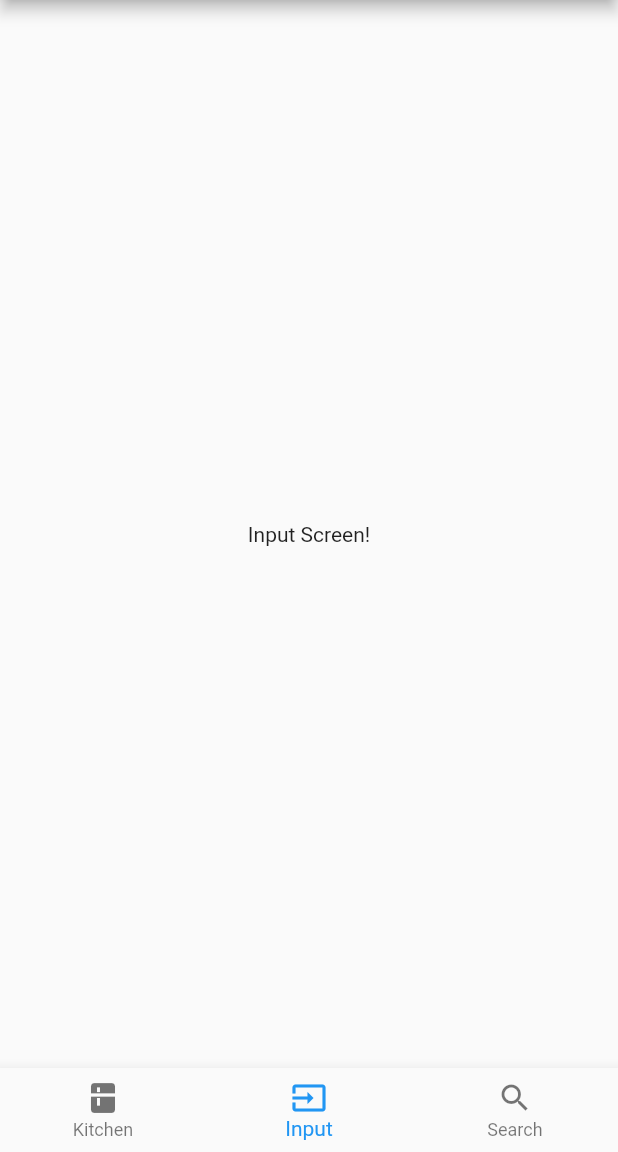
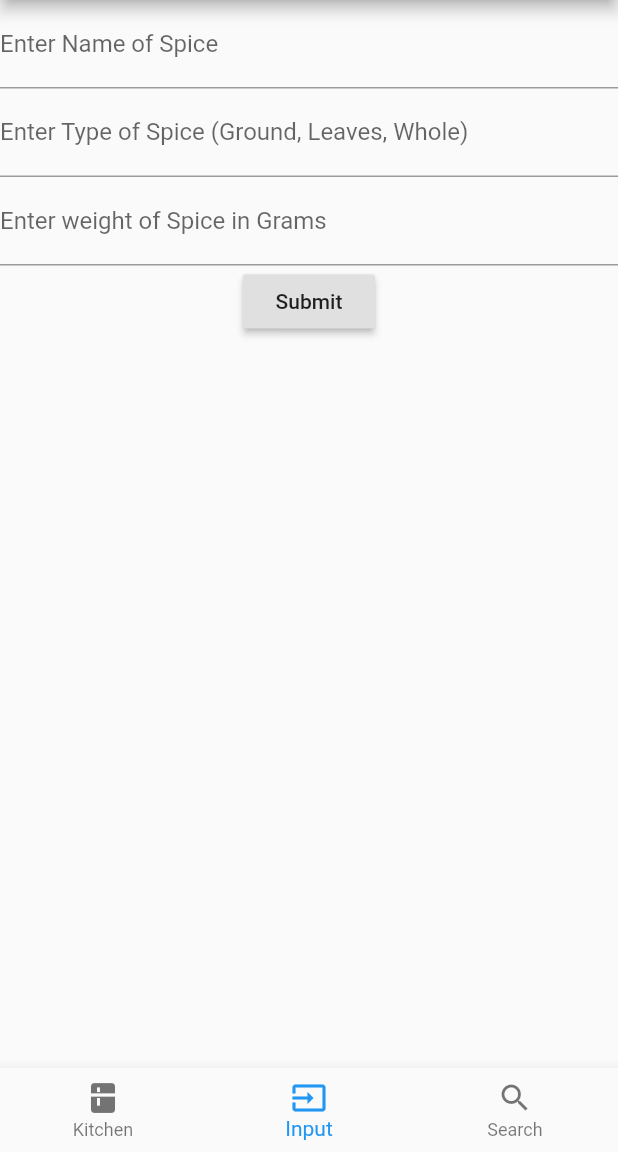
Before and after one commit to mpassarge/kitchen_inventory_app, a Flutter app: the screen it shows after launch, item 2 of the bottom bar chosen, on a phone screen of 412 x 824 dp, the part 84-1236 px from its top. Run offline on Flutter 3.47's test engine with Material 2 defaults, Android fonts, the phone set to English and light mode, and no system bars.

Commit message:
Added input form for ingredients, with simple validation

```diff
--- /dev/null
+++ b/lib/ingredient_input_form.dart
@@ -0,0 +1,84 @@
+import 'package:flutter/material.dart';
+
+class IngredientInputForm extends StatefulWidget {
+  @override
+  _IngredientInputFormState createState() => _IngredientInputFormState();
+}
+
+//TODO: Clear form after submit.
+//TODO: Testing of form
+//TODO: Save values and print of model
+
+class _IngredientInputFormState extends State<IngredientInputForm> {
+  String name = '';
+  String description = '';
+  int weight;
+
+  final _formKey = GlobalKey<FormState>();
+
+
+  String _validateNameInputField(String value) {
+    if (value.isEmpty) {
+      return 'Enter some text';
+    }
+    return null;
+  }
+
+  String _validateDescriptionField(String value) {
+    if (value.isEmpty) {
+      return 'Enter some text';
+    }
+    return null;
+  }
+
+  String _validateWeightField(String value) {
+    if (value.isEmpty) {
+      return 'Enter some numbers';
+    }
+    try {
+      int.parse(value);
+    }catch(e){
+      return 'Enter a valid number';
+    }
+    return null;
+  }
+
+  @override
+  Widget build(BuildContext context) {
+    return Form(
+      key: _formKey,
+      child: Column(
+        children: <Widget>[
+          TextFormField(
+            decoration: InputDecoration(
+              labelText: 'Enter Name of Spice',
+            ),
+            validator: (value) => _validateNameInputField(value),
+          ),
+          TextFormField(
+            decoration: InputDecoration(
+              labelText: 'Enter Type of Spice (Ground, Leaves, Whole)',
+            ),
+            validator: (value) => _validateDescriptionField(value),
+          ),
+          TextFormField(
+            decoration: InputDecoration(
+              labelText: 'Enter weight of Spice in Grams',
+            ),
+            validator: (value) => _validateWeightField(value),
+          ),
+          RaisedButton(
+            onPressed: () {
+              if (_formKey.currentState.validate()) {
+                Scaffold.of(context).showSnackBar(SnackBar(
+                  content: Text('Processing Data'),
+                ));
+              }
+            },
+            child: Text('Submit'),
+          )
+        ],
+      ),
+    );
+  }
+}
--- a/lib/screens/input_screen.dart
+++ b/lib/screens/input_screen.dart
@@ -1,12 +1,11 @@
 import 'package:flutter/material.dart';
+import 'package:kitchen_inventory_app/ingredient_input_form.dart';
 
 class InputScreen extends StatelessWidget {
   @override
   Widget build(BuildContext context) {
     return Container(
-      child: Center(
-        child: Text('Input Screen!'),
-      ),
+      child: IngredientInputForm(),
     );
   }
 }
```
